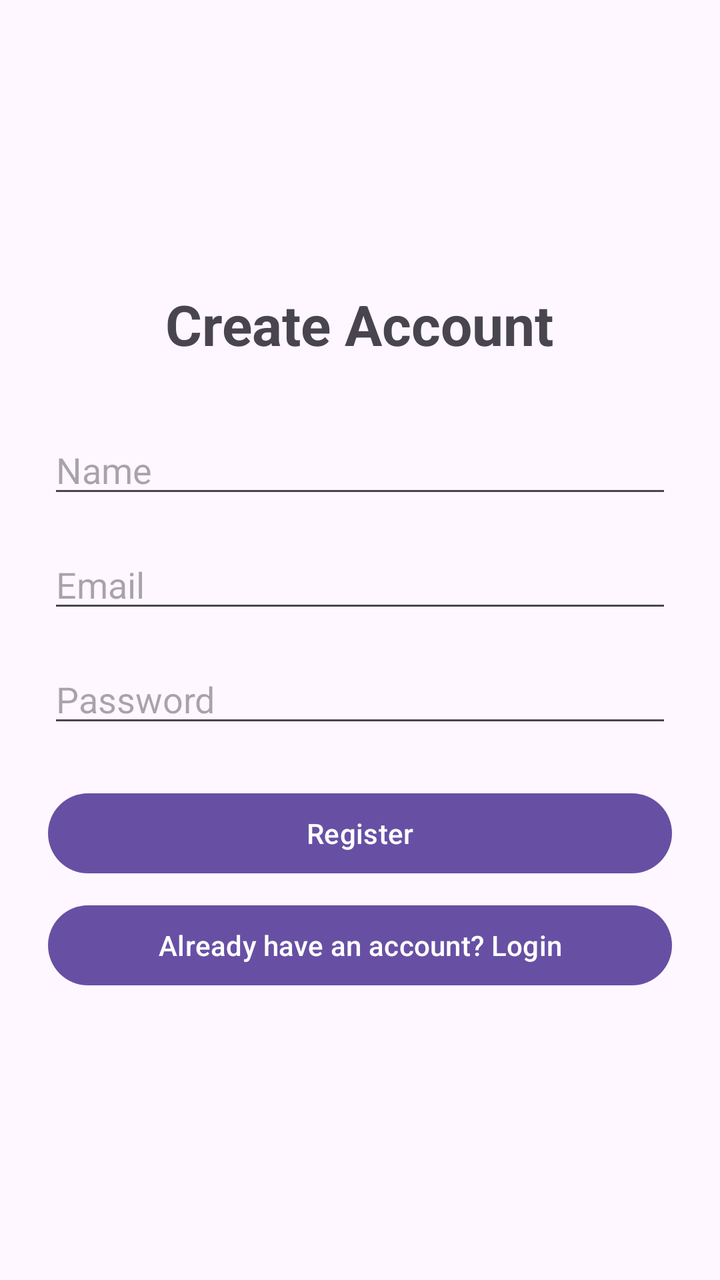
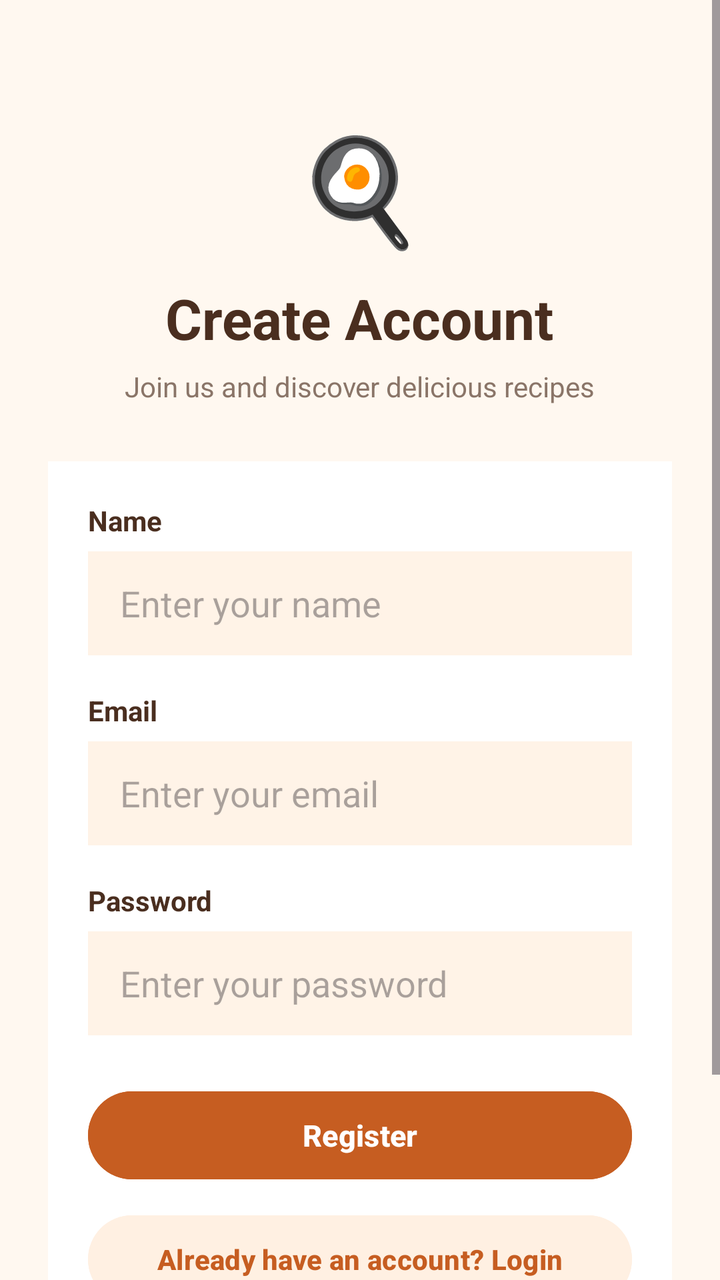

The first picture is an Android layout as it rendered before a commit; the second is the same layout after the commit. The layout source and the unified diff follow.
<!-- AndroidManifest.xml: application theme Theme.FinalProject -->
<!-- res/layout/fragment_register.xml -->
<?xml version="1.0" encoding="utf-8"?>
<LinearLayout
    xmlns:android="http://schemas.android.com/apk/res/android"
    android:layout_width="match_parent"
    android:layout_height="match_parent"
    android:orientation="vertical"
    android:padding="24dp"
    android:gravity="center">

    
    <TextView
        android:layout_width="wrap_content"
        android:layout_height="wrap_content"
        android:text="Create Account"
        android:textSize="28sp"
        android:textStyle="bold"
        android:layout_marginBottom="32dp"/>

    
    <EditText
        android:id="@+id/nameEditText"
        android:layout_width="match_parent"
        android:layout_height="wrap_content"
        android:hint="Name"
        android:inputType="textPersonName"/>

    
    <EditText
        android:id="@+id/emailEditText"
        android:layout_width="match_parent"
        android:layout_height="wrap_content"
        android:hint="Email"
        android:inputType="textEmailAddress"
        android:layout_marginTop="16dp"/>

    
    <EditText
        android:id="@+id/passwordEditText"
        android:layout_width="match_parent"
        android:layout_height="wrap_content"
        android:hint="Password"
        android:inputType="textPassword"
        android:layout_marginTop="16dp"/>

    
    <Button
        android:id="@+id/registerButton"
        android:layout_width="match_parent"
        android:layout_height="wrap_content"
        android:text="Register"
        android:layout_marginTop="24dp"/>

    
    <Button
        android:id="@+id/loginButton"
        android:layout_width="match_parent"
        android:layout_height="wrap_content"
        android:text="Already have an account? Login"
        android:layout_marginTop="8dp"/>

</LinearLayout>
<!-- resources referenced by this layout -->
<resources>
  <style name="Theme.FinalProject" parent="Base.Theme.FinalProject" />
  <style name="Base.Theme.FinalProject" parent="Theme.Material3.DayNight.NoActionBar">
          
          
      </style>
</resources>

<!-- the commit's change to res/layout/fragment_register.xml (unified diff, before → after) -->
@@ -1,61 +1,157 @@
 <?xml version="1.0" encoding="utf-8"?>
-<LinearLayout
+<ScrollView
     xmlns:android="http://schemas.android.com/apk/res/android"
     android:layout_width="match_parent"
     android:layout_height="match_parent"
-    android:orientation="vertical"
-    android:padding="24dp"
-    android:gravity="center">
+    android:background="#FFF8F0"
+    android:fillViewport="true">
 
-    
-    <TextView
-        android:layout_width="wrap_content"
-        android:layout_height="wrap_content"
-        android:text="Create Account"
-        android:textSize="28sp"
-        android:textStyle="bold"
-        android:layout_marginBottom="32dp"/>
-
-    
-    <EditText
-        android:id="@+id/nameEditText"
+    <LinearLayout
         android:layout_width="match_parent"
         android:layout_height="wrap_content"
-        android:hint="Name"
-        android:inputType="textPersonName"/>
+        android:orientation="vertical"
+        android:gravity="center_horizontal"
+        android:padding="24dp">
 
-    
-    <EditText
-        android:id="@+id/emailEditText"
-        android:layout_width="match_parent"
-        android:layout_height="wrap_content"
-        android:hint="Email"
-        android:inputType="textEmailAddress"
-        android:layout_marginTop="16dp"/>
+        
+        <TextView
+            android:layout_width="wrap_content"
+            android:layout_height="wrap_content"
+            android:text="🍳"
+            android:textSize="52sp"
+            android:layout_marginTop="35dp"/>
 
-    
-    <EditText
-        android:id="@+id/passwordEditText"
-        android:layout_width="match_parent"
-        android:layout_height="wrap_content"
-        android:hint="Password"
-        android:inputType="textPassword"
-        android:layout_marginTop="16dp"/>
+        
+        <TextView
+            android:layout_width="wrap_content"
+            android:layout_height="wrap_content"
+            android:text="Create Account"
+            android:textColor="#4A2E1F"
+            android:textSize="28sp"
+            android:textStyle="bold"
+            android:layout_marginTop="12dp"/>
 
-    
-    <Button
-        android:id="@+id/registerButton"
-        android:layout_width="match_parent"
-        android:layout_height="wrap_content"
-        android:text="Register"
-        android:layout_marginTop="24dp"/>
+        <TextView
+            android:layout_width="wrap_content"
+            android:layout_height="wrap_content"
+            android:text="Join us and discover delicious recipes"
+            android:textColor="#8A7568"
+            android:textSize="14sp"
+            android:layout_marginTop="6dp"
+            android:layout_marginBottom="28dp"/>
 
-    
-    <Button
-        android:id="@+id/loginButton"
-        android:layout_width="match_parent"
-        android:layout_height="wrap_content"
-        android:text="Already have an account? Login"
-        android:layout_marginTop="8dp"/>
 
-</LinearLayout>
+        
+        <LinearLayout
+            android:layout_width="match_parent"
+            android:layout_height="wrap_content"
+            android:orientation="vertical"
+            android:padding="20dp"
+            android:background="#FFFFFF">
+
+            
+            <TextView
+                android:layout_width="wrap_content"
+                android:layout_height="wrap_content"
+                android:text="Name"
+                android:textColor="#4A2E1F"
+                android:textStyle="bold"
+                android:textSize="14sp"
+                android:layout_marginBottom="6dp"/>
+
+            <EditText
+                android:id="@+id/nameEditText"
+                android:layout_width="match_parent"
+                android:layout_height="52dp"
+                android:hint="Enter your name"
+                android:paddingStart="16dp"
+                android:paddingEnd="16dp"
+                android:background="#FFF3E7"
+                android:inputType="textPersonName"/>
+
+
+            
+            <TextView
+                android:layout_width="wrap_content"
+                android:layout_height="wrap_content"
+                android:text="Email"
+                android:textColor="#4A2E1F"
+                android:textStyle="bold"
+                android:textSize="14sp"
+                android:layout_marginTop="18dp"
+                android:layout_marginBottom="6dp"/>
+
+            <EditText
+                android:id="@+id/emailEditText"
+                android:layout_width="match_parent"
+                android:layout_height="52dp"
+                android:hint="Enter your email"
+                android:paddingStart="16dp"
+                android:paddingEnd="16dp"
+                android:background="#FFF3E7"
+                android:inputType="textEmailAddress"/>
+
+
+            
+            <TextView
+                android:layout_width="wrap_content"
+                android:layout_height="wrap_content"
+                android:text="Password"
+                android:textColor="#4A2E1F"
+                android:textStyle="bold"
+                android:textSize="14sp"
+                android:layout_marginTop="18dp"
+                android:layout_marginBottom="6dp"/>
+
+            <EditText
+                android:id="@+id/passwordEditText"
+                android:layout_width="match_parent"
+                android:layout_height="52dp"
+                android:hint="Enter your password"
+                android:paddingStart="16dp"
+                android:paddingEnd="16dp"
+                android:background="#FFF3E7"
+                android:inputType="textPassword"/>
+
+
+            
+            <Button
+                android:id="@+id/registerButton"
+                android:layout_width="match_parent"
+                android:layout_height="52dp"
+                android:text="Register"
+                android:textColor="#FFFFFF"
+                android:textStyle="bold"
+                android:textSize="15sp"
+                android:backgroundTint="#C65D21"
+                android:layout_marginTop="24dp"/>
+
+
+            
+            <Button
+                android:id="@+id/loginButton"
+                android:layout_width="match_parent"
+                android:layout_height="52dp"
+                android:text="Already have an account? Login"
+                android:textColor="#C65D21"
+                android:textStyle="bold"
+                android:textSize="14sp"
+                android:backgroundTint="#FFF0E2"
+                android:layout_marginTop="10dp"/>
+
+        </LinearLayout>
+
+
+        
+        <TextView
+            android:layout_width="wrap_content"
+            android:layout_height="wrap_content"
+            android:text="Start cooking something amazing ❤️"
+            android:textColor="#8A7568"
+            android:textSize="13sp"
+            android:layout_marginTop="25dp"
+            android:layout_marginBottom="20dp"/>
+
+    </LinearLayout>
+
+</ScrollView>
